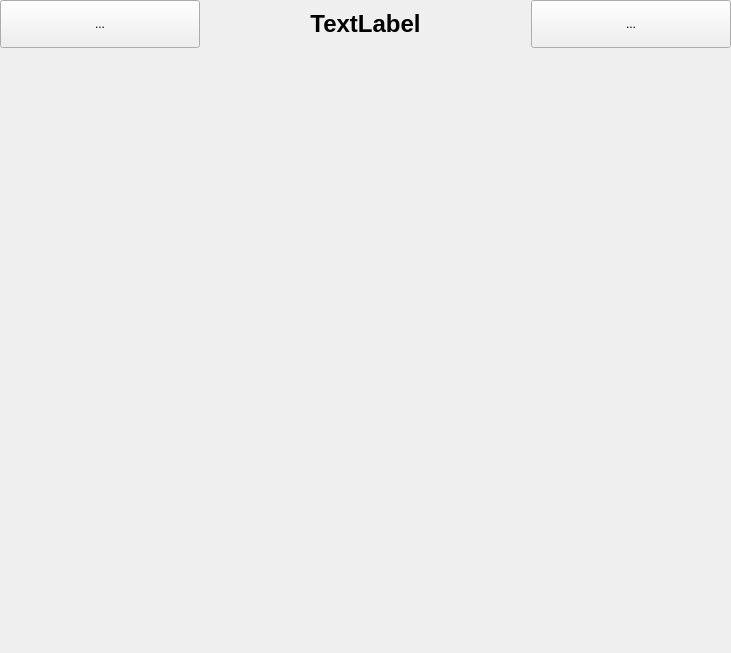
First picture: the form in bulmages/bulmatpv/plugins/pluginbt_articulograficodb/artgraficosdbbase.ui, repository eboladev/Bulmages-1, before the edit.
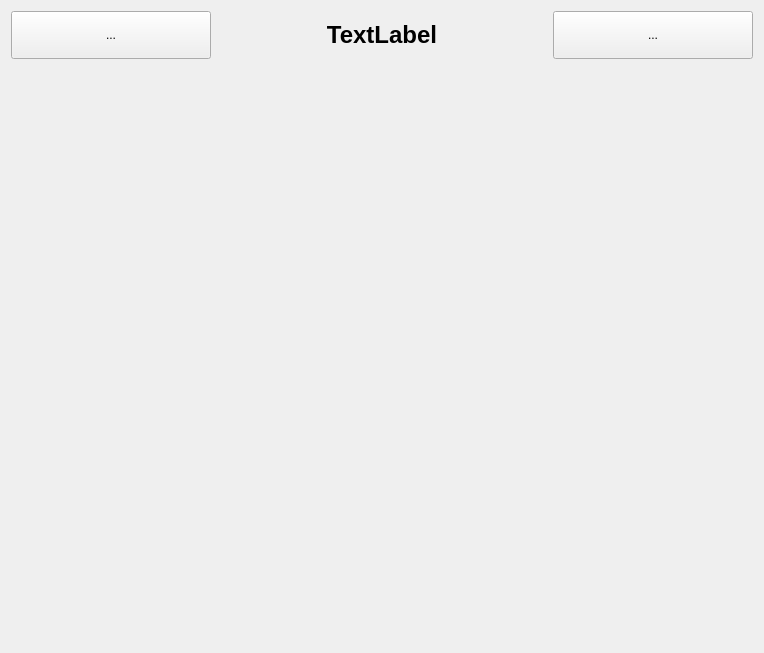
Second picture: the form after the edit. Icons and pictures are not drawn.

Commit message: Mejoras de velocidad en el renderizado de las pantallas graficas del TPV.

```diff
--- a/bulmages/bulmatpv/plugins/pluginbt_articulograficodb/artgraficosdbbase.ui
+++ b/bulmages/bulmatpv/plugins/pluginbt_articulograficodb/artgraficosdbbase.ui
@@ -6,7 +6,7 @@
    <rect>
     <x>0</x>
     <y>0</y>
-    <width>731</width>
+    <width>764</width>
     <height>653</height>
    </rect>
   </property>
@@ -14,9 +14,6 @@
    <string>Form</string>
   </property>
   <layout class="QGridLayout" name="gridLayout">
-   <property name="margin">
-    <number>0</number>
-   </property>
    <item row="0" column="0">
     <widget class="QFrame" name="frame">
      <property name="frameShape">
@@ -117,29 +114,11 @@
     </widget>
    </item>
    <item row="1" column="0">
-    <widget class="QScrollArea" name="mui_render">
-     <property name="frameShape">
-      <enum>QFrame::NoFrame</enum>
+    <widget class="QStackedWidget" name="mui_stack">
+     <property name="lineWidth">
+      <number>0</number>
      </property>
-     <property name="verticalScrollBarPolicy">
-      <enum>Qt::ScrollBarAlwaysOff</enum>
-     </property>
-     <property name="horizontalScrollBarPolicy">
-      <enum>Qt::ScrollBarAlwaysOff</enum>
-     </property>
-     <property name="widgetResizable">
-      <bool>true</bool>
-     </property>
-     <widget class="QWidget" name="scrollAreaWidgetContents">
-      <property name="geometry">
-       <rect>
-        <x>0</x>
-        <y>0</y>
-        <width>731</width>
-        <height>601</height>
-       </rect>
-      </property>
-     </widget>
+     <widget class="QWidget" name="page"/>
     </widget>
    </item>
   </layout>
```
The commit also changes 2 other files.
